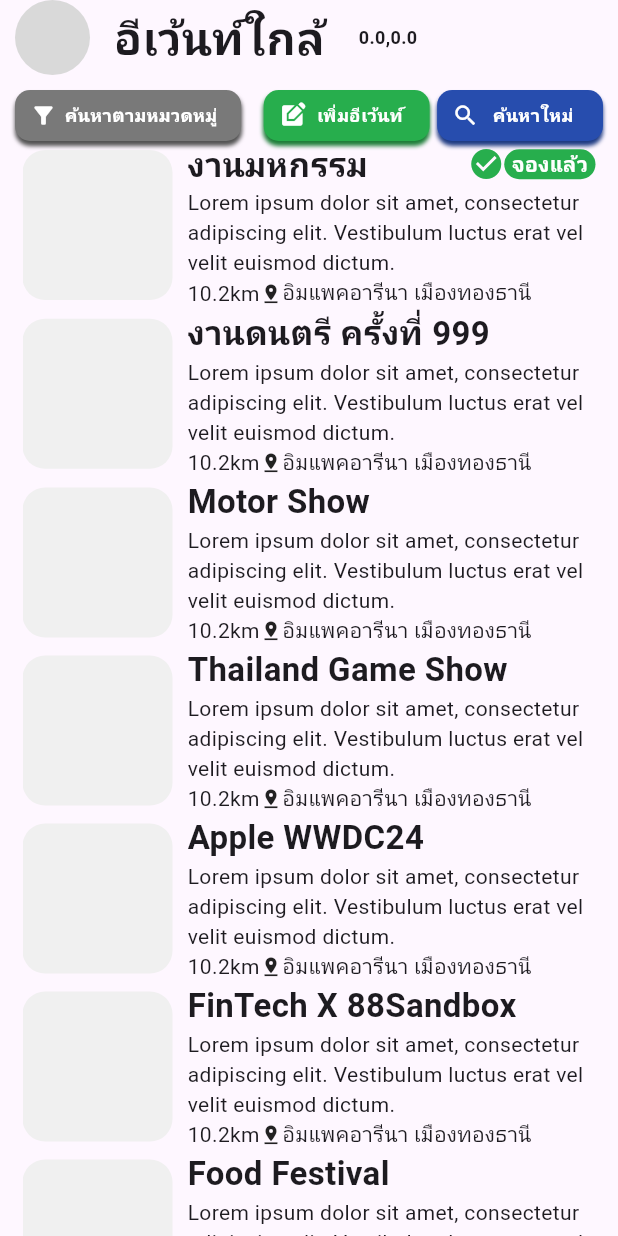
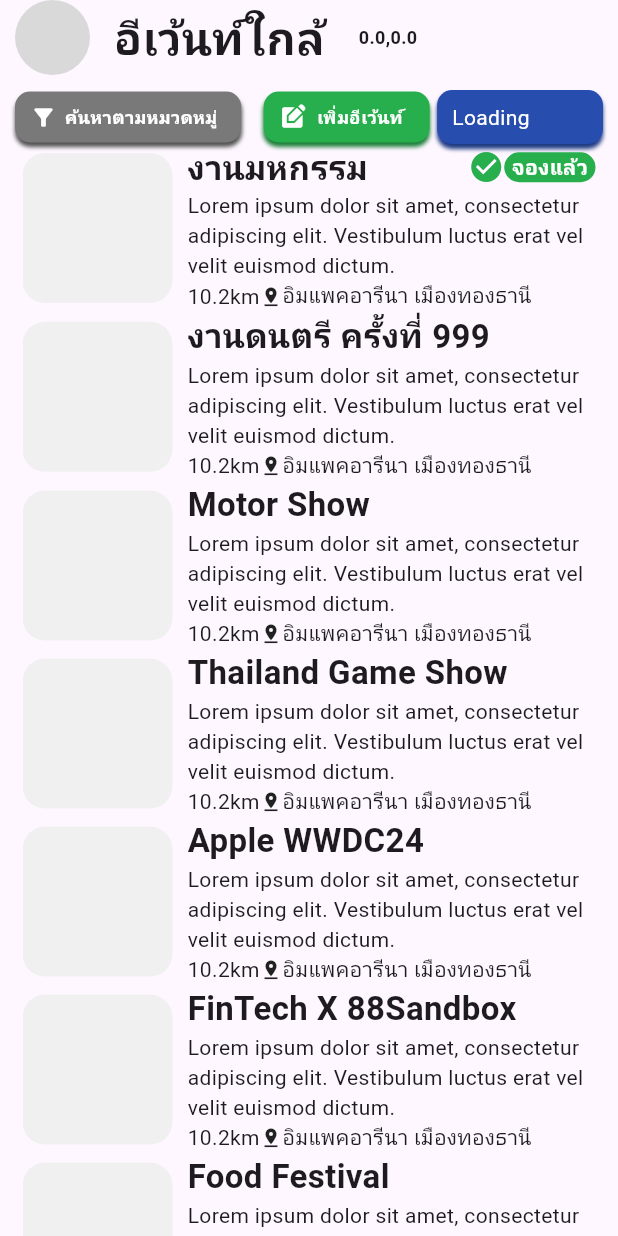
Before and after one commit to sorachatqq/my-event, a Flutter app: the screen it shows after launch, after a tap on "เข้าใช้งาน", on a phone screen of 412 x 824 dp. Run offline on Flutter 3.47's test engine with Material 3 defaults, Android fonts, the light colour scheme and no system bars; our stand-ins replace dio, easy_stepper, flutter_map, geolocator, get, go_router and 3 more; Roboto replaces fonts that are missing (Athiti).

Commit message:
feat: Add refetch location loading state

```diff
--- a/lib/pages/pages/home/components/button_home.dart
+++ b/lib/pages/pages/home/components/button_home.dart
@@ -11,6 +11,7 @@ class ButtonHome extends StatelessWidget {
     required this.borderRadius,
     required this.icons,
     this.fontSize,
+    this.isLoading,
   });
   final String text;
   final void Function() onTap;
@@ -19,10 +20,12 @@ class ButtonHome extends StatelessWidget {
   final double borderRadius;
   final IconData icons;
   final double? fontSize;
+  final bool? isLoading;
   @override
   Widget build(BuildContext context) {
     return InkWell(
-      onTap: onTap,
+
+      onTap: isLoading == false ? onTap : () {},
       child: Container(
         decoration: BoxDecoration(
           color: bg,
@@ -38,7 +41,11 @@ class ButtonHome extends StatelessWidget {
         ),
         child: Padding(
           padding: const EdgeInsets.symmetric(vertical: 8, horizontal: 10),
-          child: Row(
+          child: isLoading == true ? const Text("Loading",
+            style: TextStyle(
+              color: Colors.white,
+            )
+          ) : Row(
             mainAxisAlignment: MainAxisAlignment.center,
             children: [
               Icon(
--- a/lib/pages/pages/home/home_screen.dart
+++ b/lib/pages/pages/home/home_screen.dart
@@ -18,6 +18,7 @@ class HomeScreen extends StatefulWidget {
 }
 
 class _HomeScreenState extends State<HomeScreen> {
+  bool _isLocationLoading = false;
   final ThemeState themeController = Get.put(ThemeState());
   final LocationState locationController = Get.put(LocationState());
   List<EventModel> events = [
@@ -74,6 +75,7 @@ class _HomeScreenState extends State<HomeScreen> {
 
   @override
   void initState() {
+    _isLocationLoading = false;
     super.initState();
     init();
   }
@@ -83,7 +85,13 @@ class _HomeScreenState extends State<HomeScreen> {
   }
 
   Future<void> getLocation() async {
+    setState(() {
+      _isLocationLoading = true;
+    });
     Position lastPosition = await locationController.load();
+    setState(() {
+      _isLocationLoading = false;
+    });
     print('getLocation');
     print(lastPosition.latitude);
     print(lastPosition.longitude);
@@ -199,7 +207,10 @@ class _HomeScreenState extends State<HomeScreen> {
                                 bg: Color(0xff274DAE),
                                 shadow: Color.fromARGB(255, 29, 58, 130),
                                 text: 'ค้นหาใหม่',
-                                onTap: () {},
+                                isLoading: _isLocationLoading,
+                                onTap: () {
+                                  getLocation();
+                                },
                               ),
                             ),
                           ],
```
